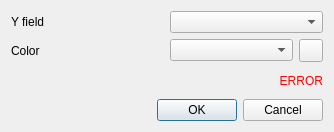
The window that lizmap/resources/ui/ui_trace.ui (3liz/lizmap-plugin) describes before a commit, drawn with Qt 5.
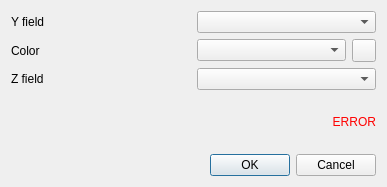
The same window after the commit. Custom widgets are drawn as their Qt base class.

Patch:
```diff
--- a/lizmap/resources/ui/ui_trace.ui
+++ b/lizmap/resources/ui/ui_trace.ui
@@ -6,8 +6,8 @@
    <rect>
     <x>0</x>
     <y>0</y>
-    <width>334</width>
-    <height>132</height>
+    <width>387</width>
+    <height>187</height>
    </rect>
   </property>
   <property name="windowTitle">
@@ -16,9 +16,6 @@
   <layout class="QVBoxLayout" name="verticalLayout">
    <item>
     <layout class="QGridLayout" name="gridLayout">
-     <item row="0" column="1">
-      <widget class="QgsFieldComboBox" name="field"/>
-     </item>
      <item row="1" column="1">
       <layout class="QHBoxLayout" name="horizontalLayout">
        <item>
@@ -43,6 +40,19 @@
        </property>
       </widget>
      </item>
+     <item row="0" column="1">
+      <widget class="QgsFieldComboBox" name="y_field"/>
+     </item>
+     <item row="2" column="0">
+      <widget class="QLabel" name="label_z_field">
+       <property name="text">
+        <string>Z field</string>
+       </property>
+      </widget>
+     </item>
+     <item row="2" column="1">
+      <widget class="QgsFieldComboBox" name="z_field"/>
+     </item>
     </layout>
    </item>
    <item>
```
